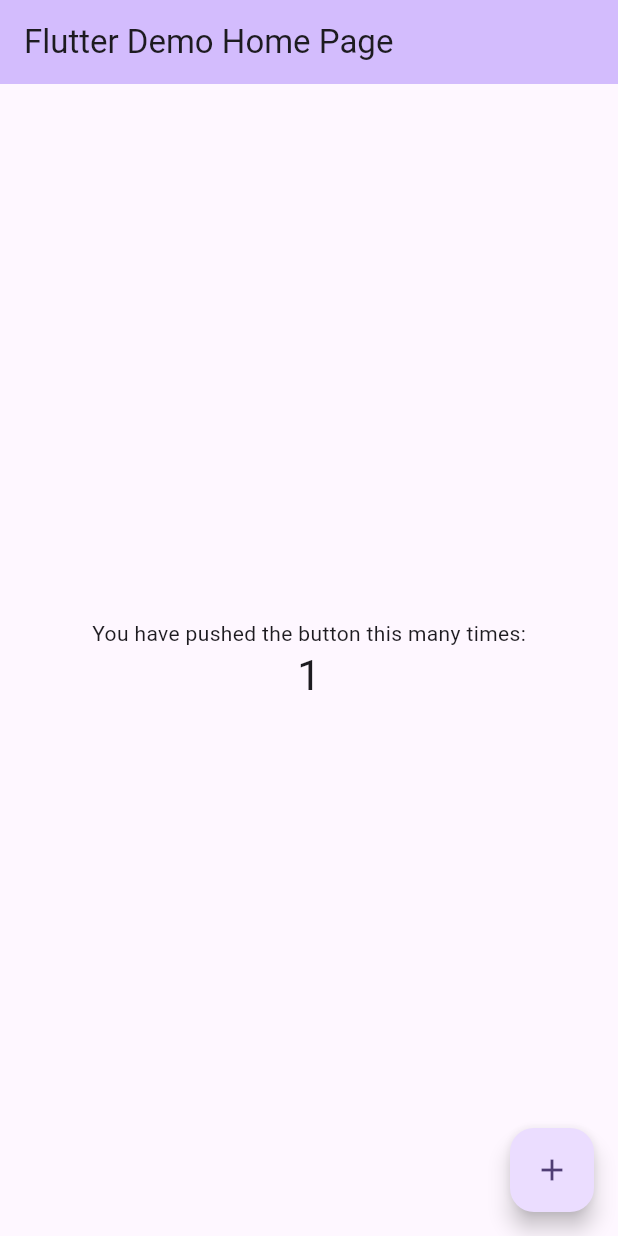
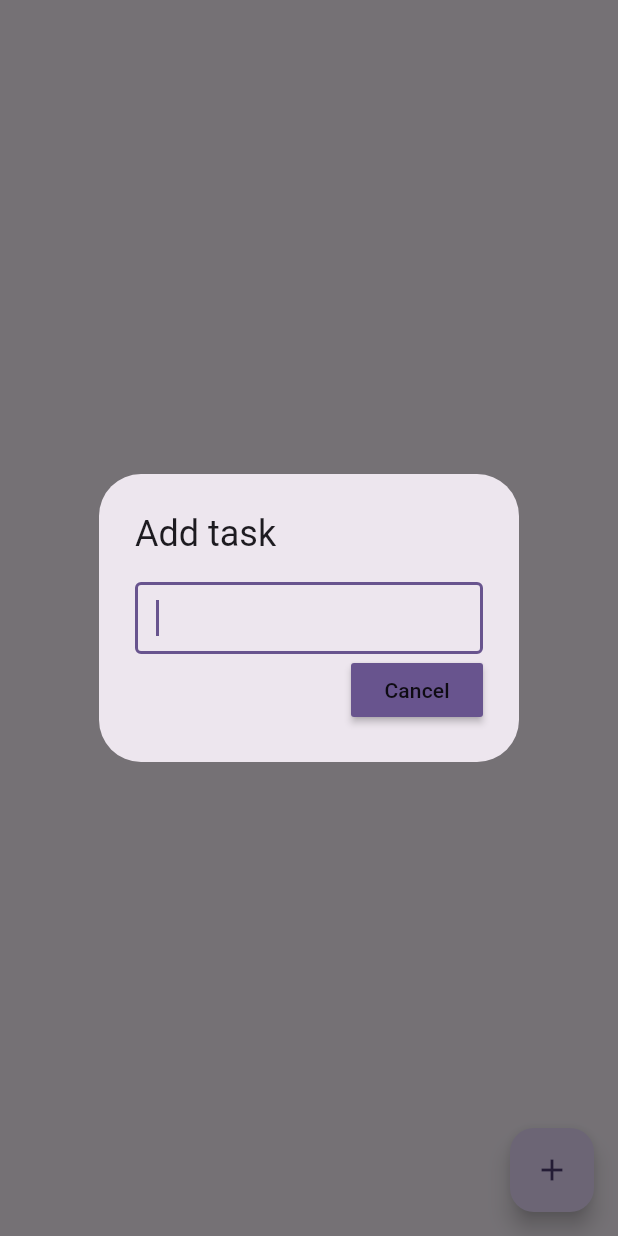
Before and after one commit to sagarkalel/SqFlite-TODO-App, a Flutter app: the screen it shows after launch, after a tap on the "add" icon, on a phone screen of 412 x 824 dp. Run offline on Flutter 3.47's test engine with Material 3 defaults, Android fonts, the light colour scheme and no system bars; our stand-ins replace bloc, flutter_bloc, sqflite; accounts and stored records are empty.

Commit message:
added sqflite db with normal state management

```diff
--- /dev/null
+++ b/lib/cubit/task_cubit.dart
@@ -0,0 +1,8 @@
+import 'package:bloc/bloc.dart';
+import 'package:meta/meta.dart';
+
+part 'task_state.dart';
+
+class TaskCubit extends Cubit<TaskState> {
+  TaskCubit() : super(TaskInitial());
+}
--- /dev/null
+++ b/lib/cubit/task_state.dart
@@ -0,0 +1,6 @@
+part of 'task_cubit.dart';
+
+@immutable
+sealed class TaskState {}
+
+final class TaskInitial extends TaskState {}
--- a/lib/main.dart
+++ b/lib/main.dart
@@ -1,4 +1,7 @@
 import 'package:flutter/material.dart';
+import 'package:flutter_bloc/flutter_bloc.dart';
+import 'package:sqflite_todo_app/cubit/task_cubit.dart';
+import 'package:sqflite_todo_app/pages/home_page.dart';
 
 void main() {
   runApp(const MyApp());
@@ -11,113 +14,14 @@ class MyApp extends StatelessWidget {
   Widget build(BuildContext context) {
     return MaterialApp(
       title: 'Flutter Demo',
+      debugShowCheckedModeBanner: false,
       theme: ThemeData(
-
-
-
-
-
-
-
-
-
-
-
-
-
-
-
         colorScheme: ColorScheme.fromSeed(seedColor: Colors.deepPurple),
         useMaterial3: true,
       ),
-      home: const MyHomePage(title: 'Flutter Demo Home Page'),
-    );
-  }
-}
-
-class MyHomePage extends StatefulWidget {
-  const MyHomePage({super.key, required this.title});
-
-
-
-
-
-
-
-
-
-
-  final String title;
-
-  @override
-  State<MyHomePage> createState() => _MyHomePageState();
-}
-
-class _MyHomePageState extends State<MyHomePage> {
-  int _counter = 0;
-
-  void _incrementCounter() {
-    setState(() {
-
-
-
-
-
-      _counter++;
-    });
-  }
-
-  @override
-  Widget build(BuildContext context) {
-
-
-
-
-
-
-    return Scaffold(
-      appBar: AppBar(
-
-
-
-        backgroundColor: Theme.of(context).colorScheme.inversePrimary,
-
-
-        title: Text(widget.title),
-      ),
-      body: Center(
-
-
-        child: Column(
-
-
-
-
-
-
-
-
-
-
-
-
-
-          mainAxisAlignment: MainAxisAlignment.center,
-          children: <Widget>[
-            const Text(
-              'You have pushed the button this many times:',
-            ),
-            Text(
-              '$_counter',
-              style: Theme.of(context).textTheme.headlineMedium,
-            ),
-          ],
-        ),
-      ),
-      floatingActionButton: FloatingActionButton(
-        onPressed: _incrementCounter,
-        tooltip: 'Increment',
-        child: const Icon(Icons.add),
+      home: BlocProvider(
+        create: (context) => TaskCubit(),
+        child: const HomePage(),
       ),
     );
   }
--- /dev/null
+++ b/lib/models/task_model.dart
@@ -0,0 +1,11 @@
+class TaskModel {
+  final int status, id;
+  final String content;
+
+  TaskModel({required this.status, required this.content, required this.id});
+
+  TaskModel.fromMap(Map<String, dynamic> map)
+      : status = map['status'] ?? 0,
+        content = map['content'] ?? '',
+        id = map['id'] ?? 0;
+}
--- /dev/null
+++ b/lib/pages/home_page.dart
@@ -0,0 +1,134 @@
+import 'dart:developer';
+
+import 'package:flutter/cupertino.dart';
+import 'package:flutter/material.dart';
+import 'package:sqflite_todo_app/models/task_model.dart';
+import 'package:sqflite_todo_app/services/database_services.dart';
+
+class HomePage extends StatefulWidget {
+  const HomePage({super.key});
+
+  @override
+  State<HomePage> createState() => _HomePageState();
+}
+
+class _HomePageState extends State<HomePage> {
+  final DatabaseServices _databaseServices = DatabaseServices.instance;
+  final FocusNode _focusNode = FocusNode();
+
+  @override
+  Widget build(BuildContext context) {
+    return Scaffold(floatingActionButton: _addTaskButton(), body: _taskList());
+  }
+
+  @override
+  void initState() {
+    super.initState();
+    _databaseServices.getAllTasks();
+  }
+
+  Widget _addTaskButton() {
+    return FloatingActionButton(
+      onPressed: addTaskDialog,
+      child: const Icon(Icons.add),
+    );
+  }
+
+  void addTaskDialog() async {
+    _focusNode.requestFocus();
+    String? taskContent;
+    bool isLoading = false;
+    await showDialog(
+      context: context,
+      builder: (context) => AlertDialog(
+        title: const Text("Add task"),
+        content: StatefulBuilder(builder: (context, state) {
+          void onPressed() async {
+            if (taskContent != null && taskContent != '') {
+              state(() {
+                isLoading = true;
+              });
+              await _databaseServices.addTask(taskContent ?? 'Empty0');
+              state(() {
+                isLoading = false;
+              });
+            } else {
+              log("task not added, it is cancelled!");
+            }
+            Navigator.pop(context);
+          }
+
+          return Column(
+            mainAxisSize: MainAxisSize.min,
+            crossAxisAlignment: CrossAxisAlignment.end,
+            children: [
+              TextField(
+                onChanged: (value) {
+                  taskContent = value;
+                  state(() {});
+                },
+                focusNode: _focusNode,
+                decoration: const InputDecoration(
+                  border: OutlineInputBorder(),
+                  contentPadding: EdgeInsets.symmetric(horizontal: 10),
+                ),
+                onSubmitted: (value) => onPressed(),
+              ),
+              MaterialButton(
+                onPressed: onPressed,
+                color: Theme.of(context).primaryColor,
+                child: Text(taskContent == null || taskContent!.isEmpty
+                    ? "Cancel"
+                    : isLoading
+                        ? 'Adding...'
+                        : "Done"),
+              ),
+            ],
+          );
+        }),
+      ),
+    );
+    setState(() {});
+  }
+
+  Widget _taskList() {
+    return Center(
+      child: FutureBuilder(
+        future: _databaseServices.getAllTasks(),
+        builder: (context, snapshot) {
+          if (!snapshot.hasData || snapshot.data!.isEmpty) {
+            return const Text("No data found in db!");
+          }
+          if (snapshot.hasError) {
+            return Text("Error while getting data ${snapshot.error}");
+          }
+          if (snapshot.connectionState == ConnectionState.waiting) {
+            return const CupertinoActivityIndicator();
+          }
+          List<TaskModel> taskList = snapshot.data ?? [];
+          return ListView.builder(
+            itemCount: taskList.length,
+            itemBuilder: (context, index) {
+              var item = taskList[index];
+              return ListTile(
+                title: Text(item.content),
+                trailing: Checkbox(
+                  value: item.status == 1,
+                  onChanged: (value) {
+                    _databaseServices.updateStatus(
+                        value == true ? 1 : 0, item.id);
+                    setState(() {});
+                  },
+                ),
+                onLongPress: () {
+                  _databaseServices.deleteTask(item.id);
+                  setState(() {});
+                },
+              );
+            },
+          );
+        },
+      ),
+    );
+  }
+}
--- /dev/null
+++ b/lib/services/database_services.dart
@@ -0,0 +1,90 @@
+import 'dart:developer';
+
+import 'package:path/path.dart';
+import 'package:sqflite/sqflite.dart';
+import 'package:sqflite_todo_app/models/task_model.dart';
+
+class DatabaseServices {
+  DatabaseServices._constructor();
+
+  static final DatabaseServices instance = DatabaseServices._constructor();
+  static Database? _db;
+  final _taskTableName = 'tasks';
+  final _taskIdColumnName = 'id';
+  final _taskContentColumnName = 'content';
+  final _taskStatusColumnName = 'status';
+
+  Future<Database> get getDatabase async {
+    if (_db != null) return _db!;
+    _db = await createDatabase();
+    return _db!;
+  }
+
+  Future<Database> createDatabase() async {
+    final databaseDirPath = await getDatabasesPath();
+    // final databasePath = join(databaseDirPath, "master_db.db");
+    final databasePath = join(databaseDirPath, "master_db2.db");
+    final database = await openDatabase(
+      databasePath,
+      version: 2,
+      onCreate: (db, version) {
+        db.execute('''
+        CREATE TABLE $_taskTableName(
+        $_taskIdColumnName INTEGER PRIMARY KEY AUTOINCREMENT,
+        $_taskContentColumnName TEXT NOT NULL,
+        $_taskStatusColumnName INTEGER NOT NULL
+        )
+        ''');
+      },
+    );
+    return database;
+  }
+
+  Future<void> addTask(String content) async {
+    final db = await getDatabase;
+    await db.insert(_taskTableName, {
+      _taskContentColumnName: content,
+      _taskStatusColumnName: 0,
+    });
+    log("task item inserted successfully!");
+  }
+
+  Future<List<TaskModel>> getAllTasks() async {
+    try {
+      final db = await getDatabase;
+      final data = await db.query(_taskTableName) as List<Map<String, dynamic>>;
+      log("this is queried data: $data");
+      return data.map((task) => TaskModel.fromMap(task)).toList();
+    } catch (e) {
+      log("error while fetching all tasks>>>>>>>>>> $e");
+      return [];
+    }
+  }
+
+  Future<void> updateStatus(int status, int id) async {
+    try {
+      final db = await getDatabase;
+      await db.update(
+        _taskTableName,
+        {
+          _taskStatusColumnName: status,
+        },
+        where: 'id = ?',
+        whereArgs: [id],
+      );
+      log("task item's status updated successfully!(id is $status)");
+    } catch (e) {
+      log("error while updating status>>>>>>> $e");
+    }
+  }
+
+  Future<void> deleteTask(int id) async {
+    try {
+      final db = await getDatabase;
+      await db.delete(_taskTableName, where: 'id = ?', whereArgs: [id]);
+      log("task item deleted successfully!");
+    } catch (e) {
+      log("error while deleting task>>>>>>> $e");
+    }
+  }
+}
--- a/pubspec.yaml
+++ b/pubspec.yaml
@@ -30,7 +30,9 @@ environment:
 dependencies:
   flutter:
     sdk: flutter
-
+  sqflite: ^2.3.3+1
+  path: ^1.9.0
+  flutter_bloc: ^8.1.5
 
   # The following adds the Cupertino Icons font to your application.
   # Use with the CupertinoIcons class for iOS style icons.
```
Also changed, not shown: pubspec.lock, 1 other file.
